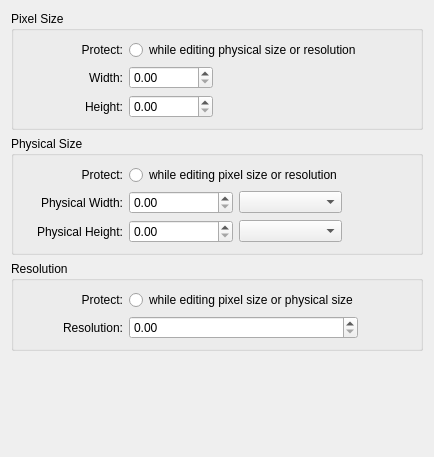
Old version of the form krita/plugins/viewplugins/imagesize/wdg_imagescale.ui in the repository KDE/krita.
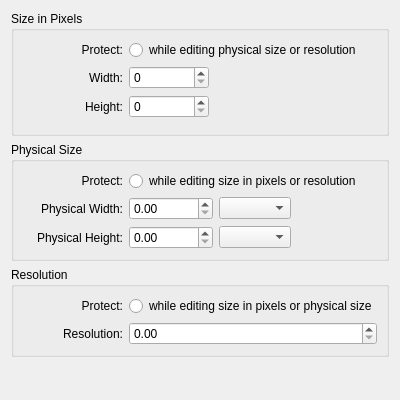
New version of the form. Custom widgets are drawn as their Qt base class.

Commit message: Implement new "Scale to new Size" dialog  - resolution part not functional yet

Patch:
```diff
--- a/krita/plugins/viewplugins/imagesize/wdg_imagescale.ui
+++ b/krita/plugins/viewplugins/imagesize/wdg_imagescale.ui
@@ -1,12 +1,12 @@
 <ui version="4.0" >
- <class>Form</class>
- <widget class="QWidget" name="Form" >
+ <class>WdgImageScale</class>
+ <widget class="QWidget" name="WdgImageScale" >
   <property name="geometry" >
    <rect>
     <x>0</x>
     <y>0</y>
-    <width>434</width>
-    <height>457</height>
+    <width>400</width>
+    <height>400</height>
    </rect>
   </property>
   <property name="windowTitle" >
@@ -16,16 +16,10 @@
    <item>
     <widget class="QGroupBox" name="groupPixelSize" >
      <property name="title" >
-      <string>Pixel Size</string>
+      <string>Size in Pixels</string>
      </property>
      <layout class="QGridLayout" >
-      <property name="horizontalSpacing" >
-       <number>-1</number>
-      </property>
-      <property name="verticalSpacing" >
-       <number>-1</number>
-      </property>
-      <item row="1" column="0" >
+      <item row="0" column="0" >
        <widget class="QLabel" name="labelPixelProtect" >
         <property name="sizePolicy" >
          <sizepolicy vsizetype="Preferred" hsizetype="Fixed" >
@@ -47,14 +41,14 @@
         </property>
        </widget>
       </item>
-      <item row="1" column="1" colspan="2" >
-       <widget class="QRadioButton" name="radioButton" >
+      <item row="0" column="1" colspan="2" >
+       <widget class="QRadioButton" name="radioProtectPixel" >
         <property name="text" >
          <string>while editing physical size or resolution</string>
         </property>
        </widget>
       </item>
-      <item row="2" column="0" >
+      <item row="1" column="0" >
        <widget class="QLabel" name="labelWidth" >
         <property name="text" >
          <string>Width:</string>
@@ -64,23 +58,14 @@
         </property>
        </widget>
       </item>
-      <item row="2" column="1" >
-       <widget class="QDoubleSpinBox" name="doubleWidth" >
-        <property name="minimumSize" >
-         <size>
-          <width>80</width>
-          <height>0</height>
-         </size>
-        </property>
-        <property name="decimals" >
-         <number>2</number>
-        </property>
+      <item row="1" column="1" >
+       <widget class="QSpinBox" name="intPixelWidth" >
         <property name="maximum" >
-         <double>100000000.000000000000000</double>
+         <number>1000000</number>
         </property>
        </widget>
       </item>
-      <item row="3" column="0" >
+      <item row="2" column="0" >
        <widget class="QLabel" name="labelHeight" >
         <property name="text" >
          <string>Height:</string>
@@ -90,8 +75,8 @@
         </property>
        </widget>
       </item>
-      <item row="3" column="1" >
-       <widget class="QDoubleSpinBox" name="doubleHeight" >
+      <item row="2" column="1" >
+       <widget class="QSpinBox" name="intPixelHeight" >
         <property name="minimumSize" >
          <size>
           <width>80</width>
@@ -99,23 +84,26 @@
          </size>
         </property>
         <property name="maximum" >
-         <double>100000000.000000000000000</double>
+         <number>1000000</number>
         </property>
        </widget>
       </item>
-      <item row="3" column="2" >
+      <item row="2" column="2" >
        <spacer>
         <property name="orientation" >
          <enum>Qt::Horizontal</enum>
         </property>
         <property name="sizeHint" >
          <size>
-          <width>0</width>
-          <height>0</height>
+          <width>124</width>
+          <height>16</height>
          </size>
         </property>
        </spacer>
       </item>
+      <item row="3" column="1" >
+       <widget class="KisCmbIDList" native="1" name="cmbFilterType" />
+      </item>
      </layout>
     </widget>
    </item>
@@ -125,7 +113,7 @@
       <string>Physical Size</string>
      </property>
      <layout class="QGridLayout" >
-      <item row="1" column="0" >
+      <item row="0" column="0" >
        <widget class="QLabel" name="labelPhysicalProtect" >
         <property name="sizePolicy" >
          <sizepolicy vsizetype="Preferred" hsizetype="Fixed" >
@@ -147,14 +135,14 @@
         </property>
        </widget>
       </item>
-      <item row="1" column="1" colspan="2" >
-       <widget class="QRadioButton" name="radioButton_3" >
+      <item row="0" column="1" colspan="3" >
+       <widget class="QRadioButton" name="radioProtectPhysical" >
         <property name="text" >
-         <string>while editing pixel size or resolution</string>
+         <string>while editing size in pixels or resolution</string>
         </property>
        </widget>
       </item>
-      <item row="2" column="0" >
+      <item row="1" column="0" >
        <widget class="QLabel" name="labelPhysicalWidth" >
         <property name="text" >
          <string>Physical Width:</string>
@@ -164,8 +152,8 @@
         </property>
        </widget>
       </item>
-      <item row="2" column="1" >
-       <widget class="QDoubleSpinBox" name="doubleWidth_2" >
+      <item row="1" column="1" >
+       <widget class="QDoubleSpinBox" name="doublePhysicalWidth" >
         <property name="minimumSize" >
          <size>
           <width>80</width>
@@ -180,10 +168,10 @@
         </property>
        </widget>
       </item>
-      <item row="2" column="2" >
-       <widget class="QComboBox" name="cmbWidthUnit_2" />
+      <item row="1" column="2" >
+       <widget class="QComboBox" name="cmbWidthUnit" />
       </item>
-      <item row="3" column="0" >
+      <item row="2" column="0" >
        <widget class="QLabel" name="labelPhysicalHeight" >
         <property name="text" >
          <string>Physical Height:</string>
@@ -193,8 +181,8 @@
         </property>
        </widget>
       </item>
-      <item row="3" column="1" >
-       <widget class="QDoubleSpinBox" name="doubleHeight_2" >
+      <item row="2" column="1" >
+       <widget class="QDoubleSpinBox" name="doublePhysicalHeight" >
         <property name="minimumSize" >
          <size>
           <width>80</width>
@@ -206,10 +194,10 @@
         </property>
        </widget>
       </item>
-      <item row="3" column="2" >
-       <widget class="QComboBox" name="cmbHeightUnit_2" />
+      <item row="2" column="2" >
+       <widget class="QComboBox" name="cmbHeightUnit" />
       </item>
-      <item row="3" column="3" >
+      <item row="2" column="3" >
        <spacer>
         <property name="orientation" >
          <enum>Qt::Horizontal</enum>
@@ -254,12 +242,12 @@
        </widget>
       </item>
       <item row="1" column="1" >
-       <widget class="QRadioButton" name="radioButton_2" >
+       <widget class="QRadioButton" name="radioProtectResolution" >
         <property name="layoutDirection" >
          <enum>Qt::LeftToRight</enum>
         </property>
         <property name="text" >
-         <string>while editing pixel size or physical size</string>
+         <string>while editing size in pixels or physical size</string>
         </property>
        </widget>
       </item>
@@ -274,7 +262,7 @@
        </widget>
       </item>
       <item row="2" column="1" >
-       <widget class="QDoubleSpinBox" name="doubleHeight_3" >
+       <widget class="QDoubleSpinBox" name="doubleResolution" >
         <property name="minimumSize" >
          <size>
           <width>80</width>
@@ -309,7 +297,7 @@
      </property>
      <property name="sizeHint" >
       <size>
-       <width>20</width>
+       <width>0</width>
        <height>0</height>
       </size>
      </property>
@@ -317,6 +305,13 @@
    </item>
   </layout>
  </widget>
+ <customwidgets>
+  <customwidget>
+   <class>KisCmbIDList</class>
+   <extends></extends>
+   <header>kis_cmb_idlist.h</header>
+  </customwidget>
+ </customwidgets>
  <resources/>
  <connections/>
 </ui>
```
The commit also changes 4 other files.
